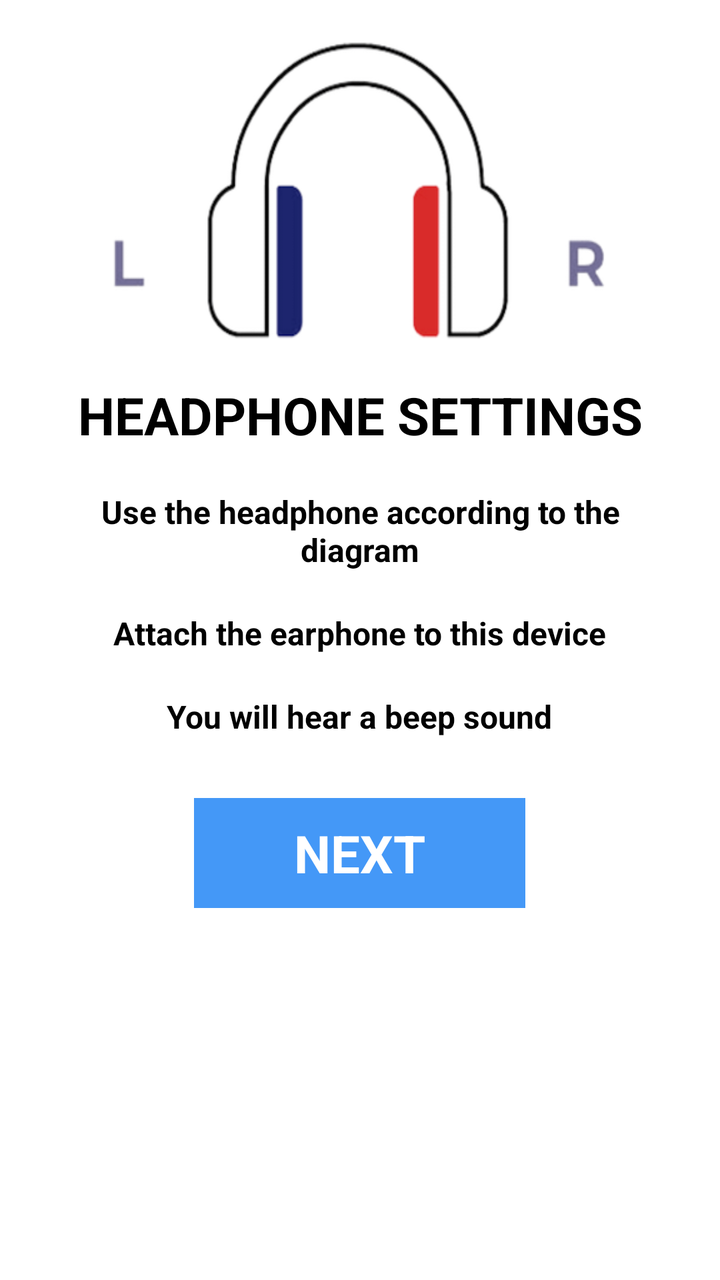
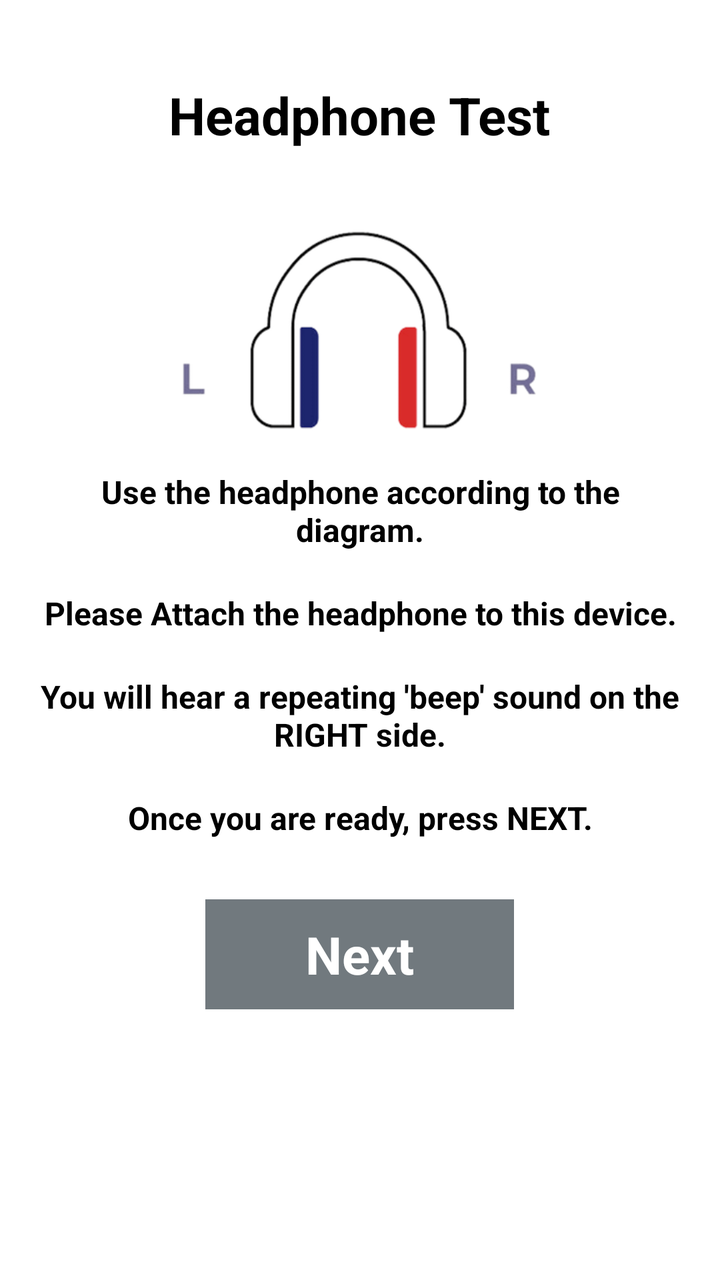

An Android layout rendered at two revisions. The XML below is the earlier revision; the diff shows what the commit changed to produce the second picture.
<!-- AndroidManifest.xml: application theme Theme.IAhead -->
<!-- res/layout/activity_headphonesetting.xml -->
<?xml version="1.0" encoding="utf-8"?>
<RelativeLayout xmlns:android="http://schemas.android.com/apk/res/android"
    android:layout_width="match_parent"
    android:layout_height="match_parent">

    <LinearLayout
        android:layout_width="match_parent"
        android:layout_height="match_parent"
        android:orientation="vertical">

    <ImageView
        android:layout_gravity="center_horizontal"
        android:id="@+id/iv_setting"
        android:layout_marginTop="20dp"
        android:background="@drawable/setting"
        android:layout_width="250dp"
        android:layout_height="150dp"/>

    <TextView
        android:gravity="center_horizontal"
        android:layout_width="wrap_content"
        android:layout_height="wrap_content"
        android:text="HEADPHONE SETTINGS"
        android:textStyle="bold"
        android:textSize="26dp"
        android:textColor="@color/black"
        android:layout_marginTop="20dp"
        android:layout_gravity="center_horizontal"/>

    <TextView
        android:textStyle="bold"
        android:gravity="center_horizontal"
        android:layout_width="wrap_content"
        android:layout_height="wrap_content"
        android:text="Use the headphone according to the diagram"
        android:textSize="16dp"
        android:layout_marginLeft="20dp"
        android:layout_marginRight="20dp"
        android:textColor="@color/black"
        android:layout_marginTop="20dp"
        android:layout_gravity="center_horizontal"/>

    <TextView
        android:textStyle="bold"
        android:gravity="center_horizontal"
        android:layout_width="wrap_content"
        android:layout_height="wrap_content"
        android:text="Attach the earphone to this device"
        android:textSize="16dp"
        android:layout_marginLeft="20dp"
        android:layout_marginRight="20dp"
        android:textColor="@color/black"
        android:layout_marginTop="20dp"
        android:layout_gravity="center_horizontal"/>

    <TextView
        android:textStyle="bold"
        android:gravity="center_horizontal"
        android:layout_width="wrap_content"
        android:layout_height="wrap_content"
        android:text="You will hear a beep sound"
        android:textSize="16dp"
        android:layout_marginLeft="20dp"
        android:layout_marginRight="20dp"
        android:textColor="@color/black"
        android:layout_marginTop="20dp"
        android:layout_gravity="center_horizontal"/>

    <LinearLayout
        android:id="@+id/ll_next"
        android:layout_marginTop="30dp"
        android:layout_gravity="center_horizontal"
        android:layout_width="wrap_content"
        android:layout_height="wrap_content"
        android:background="@color/buttonblue"
        android:orientation="horizontal">

        <TextView
            android:layout_marginRight="50dp"
            android:layout_marginLeft="50dp"
            android:layout_marginBottom="10dp"
            android:layout_marginTop="10dp"
            android:textStyle="bold"
            android:layout_width="wrap_content"
            android:layout_height="wrap_content"
            android:text="NEXT"
            android:textSize="26dp"
            android:textColor="@color/white"/>
    </LinearLayout>
    </LinearLayout>

    <ImageView
        android:visibility="gone"
        android:id="@+id/iv_alert"
        android:layout_centerVertical="true"
        android:layout_marginRight="50dp"
        android:layout_marginLeft="50dp"
        android:layout_width="match_parent"
        android:layout_height="300dp"
        android:background="@drawable/alert"/>
</RelativeLayout>
<!-- resources referenced by this layout -->
<resources>
  <color name="black">#FF000000</color>
  <color name="buttonblue">#4498f7</color>
  <color name="white">#FFFFFFFF</color>
  <!-- drawable alert: png bitmap (drawable, 91112 bytes) -->
  <!-- drawable setting: png bitmap (drawable, 31028 bytes) -->
  <style name="Theme.IAhead" parent="Theme.MaterialComponents.DayNight.NoActionBar">
          
          <item name="colorPrimary">@color/purple_500</item>
          <item name="colorPrimaryVariant">@color/purple_700</item>
          <item name="colorOnPrimary">@color/white</item>
          
          <item name="colorSecondary">@color/teal_200</item>
          <item name="colorSecondaryVariant">@color/teal_700</item>
          <item name="colorOnSecondary">@color/black</item>
          
          <item name="android:statusBarColor">?attr/colorPrimaryVariant</item>
          
      </style>
  <color name="purple_500">#FF6200EE</color>
  <color name="purple_700">#FF3700B3</color>
  <color name="teal_200">#FF03DAC5</color>
  <color name="teal_700">#FF018786</color>
</resources>

<!-- the commit's change to res/layout/activity_headphonesetting.xml (unified diff, before → after) -->
@@ -2,69 +2,86 @@
 <RelativeLayout xmlns:android="http://schemas.android.com/apk/res/android"
     android:layout_width="match_parent"
     android:layout_height="match_parent">
+
+    <ScrollView
+        android:layout_width="match_parent"
+        android:layout_height="match_parent">
 
     <LinearLayout
         android:layout_width="match_parent"
         android:layout_height="match_parent"
         android:orientation="vertical">
 
-    <ImageView
-        android:layout_gravity="center_horizontal"
-        android:id="@+id/iv_setting"
-        android:layout_marginTop="20dp"
-        android:background="@drawable/setting"
-        android:layout_width="250dp"
-        android:layout_height="150dp"/>
+        <TextView
+            android:gravity="center_horizontal"
+            android:layout_width="wrap_content"
+            android:layout_height="wrap_content"
+            android:text="Headphone Test"
+            android:textStyle="bold"
+            android:textSize="26dp"
+            android:textColor="@color/black"
+            android:layout_marginTop="40dp"
+            android:layout_gravity="center_horizontal"/>
 
-    <TextView
-        android:gravity="center_horizontal"
-        android:layout_width="wrap_content"
-        android:layout_height="wrap_content"
-        android:text="HEADPHONE SETTINGS"
-        android:textStyle="bold"
-        android:textSize="26dp"
-        android:textColor="@color/black"
-        android:layout_marginTop="20dp"
-        android:layout_gravity="center_horizontal"/>
+        <ImageView
+            android:layout_gravity="center_horizontal"
+            android:id="@+id/iv_setting"
+            android:layout_marginTop="40dp"
+            android:background="@drawable/setting"
+            android:layout_width="180dp"
+            android:layout_height="100dp"/>
 
-    <TextView
-        android:textStyle="bold"
-        android:gravity="center_horizontal"
-        android:layout_width="wrap_content"
-        android:layout_height="wrap_content"
-        android:text="Use the headphone according to the diagram"
-        android:textSize="16dp"
-        android:layout_marginLeft="20dp"
-        android:layout_marginRight="20dp"
-        android:textColor="@color/black"
-        android:layout_marginTop="20dp"
-        android:layout_gravity="center_horizontal"/>
+        <TextView
+            android:textStyle="bold"
+            android:gravity="center_horizontal"
+            android:layout_width="wrap_content"
+            android:layout_height="wrap_content"
+            android:text="Use the headphone according to the diagram."
+            android:textSize="16dp"
+            android:layout_marginLeft="20dp"
+            android:layout_marginRight="20dp"
+            android:textColor="@color/black"
+            android:layout_marginTop="20dp"
+            android:layout_gravity="center_horizontal"/>
 
-    <TextView
-        android:textStyle="bold"
-        android:gravity="center_horizontal"
-        android:layout_width="wrap_content"
-        android:layout_height="wrap_content"
-        android:text="Attach the earphone to this device"
-        android:textSize="16dp"
-        android:layout_marginLeft="20dp"
-        android:layout_marginRight="20dp"
-        android:textColor="@color/black"
-        android:layout_marginTop="20dp"
-        android:layout_gravity="center_horizontal"/>
+        <TextView
+            android:textStyle="bold"
+            android:gravity="center_horizontal"
+            android:layout_width="wrap_content"
+            android:layout_height="wrap_content"
+            android:text="Please Attach the headphone to this device."
+            android:textSize="16dp"
+            android:layout_marginLeft="20dp"
+            android:layout_marginRight="20dp"
+            android:textColor="@color/black"
+            android:layout_marginTop="20dp"
+            android:layout_gravity="center_horizontal"/>
 
-    <TextView
-        android:textStyle="bold"
-        android:gravity="center_horizontal"
-        android:layout_width="wrap_content"
-        android:layout_height="wrap_content"
-        android:text="You will hear a beep sound"
-        android:textSize="16dp"
-        android:layout_marginLeft="20dp"
-        android:layout_marginRight="20dp"
-        android:textColor="@color/black"
-        android:layout_marginTop="20dp"
-        android:layout_gravity="center_horizontal"/>
+        <TextView
+            android:textStyle="bold"
+            android:gravity="center_horizontal"
+            android:layout_width="wrap_content"
+            android:layout_height="wrap_content"
+            android:text="You will hear a repeating 'beep' sound on the RIGHT side."
+            android:textSize="16dp"
+            android:layout_marginLeft="20dp"
+            android:layout_marginRight="20dp"
+            android:textColor="@color/black"
+            android:layout_marginTop="20dp"
+            android:layout_gravity="center_horizontal"/>
+
+        <TextView
+            android:textStyle="bold"
+            android:gravity="center_horizontal"
+            android:layout_width="wrap_content"
+            android:layout_height="wrap_content"
+            android:text="Once you are ready, press NEXT."
+            android:textSize="16dp"
+            android:layout_marginLeft="20dp"
+            android:layout_marginRight="20dp"
+            android:textColor="@color/black"
+            android:layout_marginTop="20dp"
+            android:layout_gravity="center_horizontal"/>
 
     <LinearLayout
         android:id="@+id/ll_next"
@@ -72,7 +89,7 @@
         android:layout_gravity="center_horizontal"
         android:layout_width="wrap_content"
         android:layout_height="wrap_content"
-        android:background="@color/buttonblue"
+        android:background="@color/dark_grey"
         android:orientation="horizontal">
 
         <TextView
@@ -83,11 +100,13 @@
             android:textStyle="bold"
             android:layout_width="wrap_content"
             android:layout_height="wrap_content"
-            android:text="NEXT"
+            android:text="Next"
             android:textSize="26dp"
             android:textColor="@color/white"/>
     </LinearLayout>
     </LinearLayout>
+
+    </ScrollView>
 
     <ImageView
         android:visibility="gone"
<!-- resource entries referenced after the edit -->
@@ -1,7 +1,7 @@
 <!-- resources referenced by this layout -->
 <resources>
   <color name="black">#FF000000</color>
-  <color name="buttonblue">#4498f7</color>
+  <color name="dark_grey">#71797E</color>
   <color name="white">#FFFFFFFF</color>
   <!-- drawable alert: png bitmap (drawable, 91112 bytes) -->
   <!-- drawable setting: png bitmap (drawable, 31028 bytes) -->
